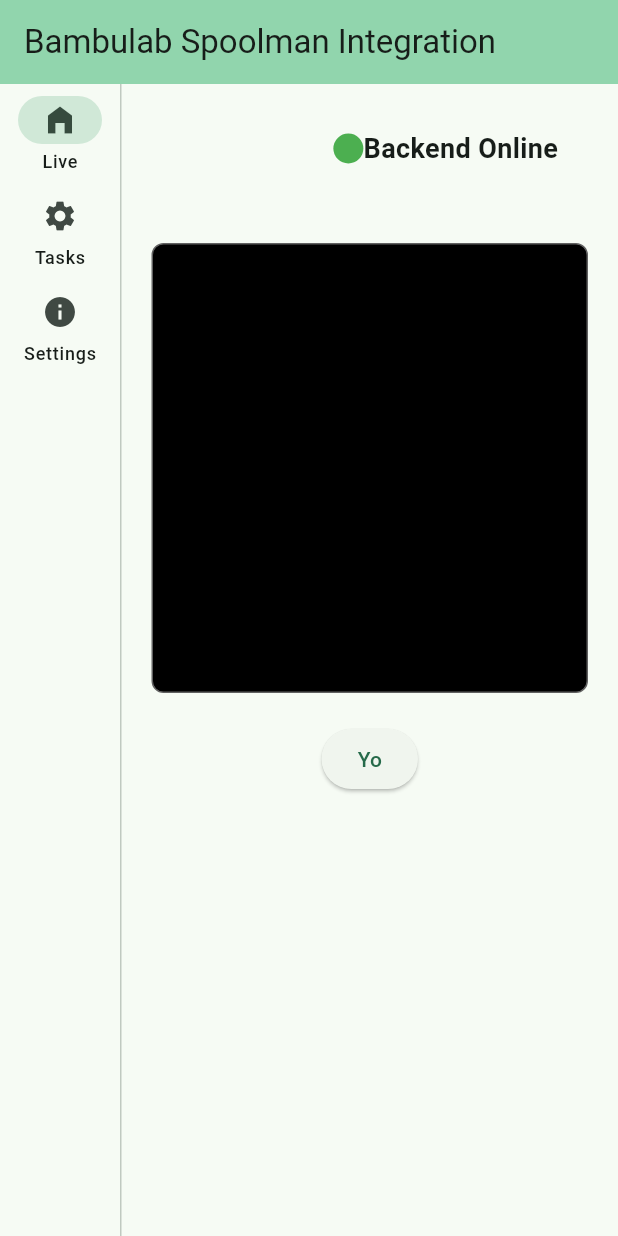
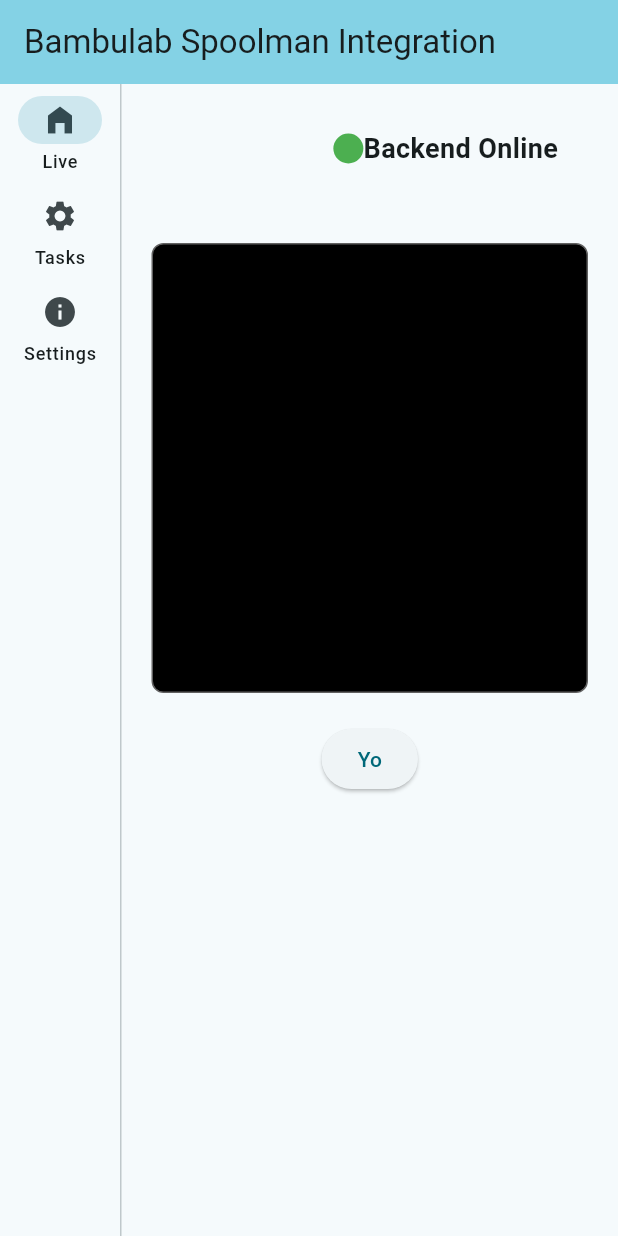
Before and after one commit to Miquelsn/bambulab-spoolman, a Flutter app: the screen it shows after launch, after a tap on "Live", on a phone screen of 412 x 824 dp. Run offline on Flutter 3.47's test engine with Material 3 defaults, Android fonts, the phone set to English and light mode, and no system bars; network calls fail.

Commit message:
Updated flutter app

```diff
--- a/Gui/bambulab_spoolman/lib/data/web_socket_service.dart
+++ b/Gui/bambulab_spoolman/lib/data/web_socket_service.dart
@@ -17,7 +17,7 @@
 
   void _connect() {
     try {
-      _channel = WebSocketChannel.connect(Uri.parse("ws://localhost:12346"));
+      _channel = WebSocketChannel.connect(Uri.parse("ws://0.0.0.0:12346"));
       isConnected = true;
       print("✅ WebSocket connected.");
       onConnectedCallback?.call(); // 👈 notify connection
--- a/Gui/bambulab_spoolman/lib/main.dart
+++ b/Gui/bambulab_spoolman/lib/main.dart
@@ -22,7 +22,7 @@
       title: 'Spoolman-Bambulab',
       theme: ThemeData(
         colorScheme: ColorScheme.fromSeed(
-          seedColor: const Color.fromARGB(255, 38, 224, 150),
+          seedColor: const Color.fromARGB(255, 46, 162, 185),
         ),
         useMaterial3: true,
       ),
```
Also changed, not shown: Gui/bambulab_spoolman/pubspec.lock (added), 3 other files.
